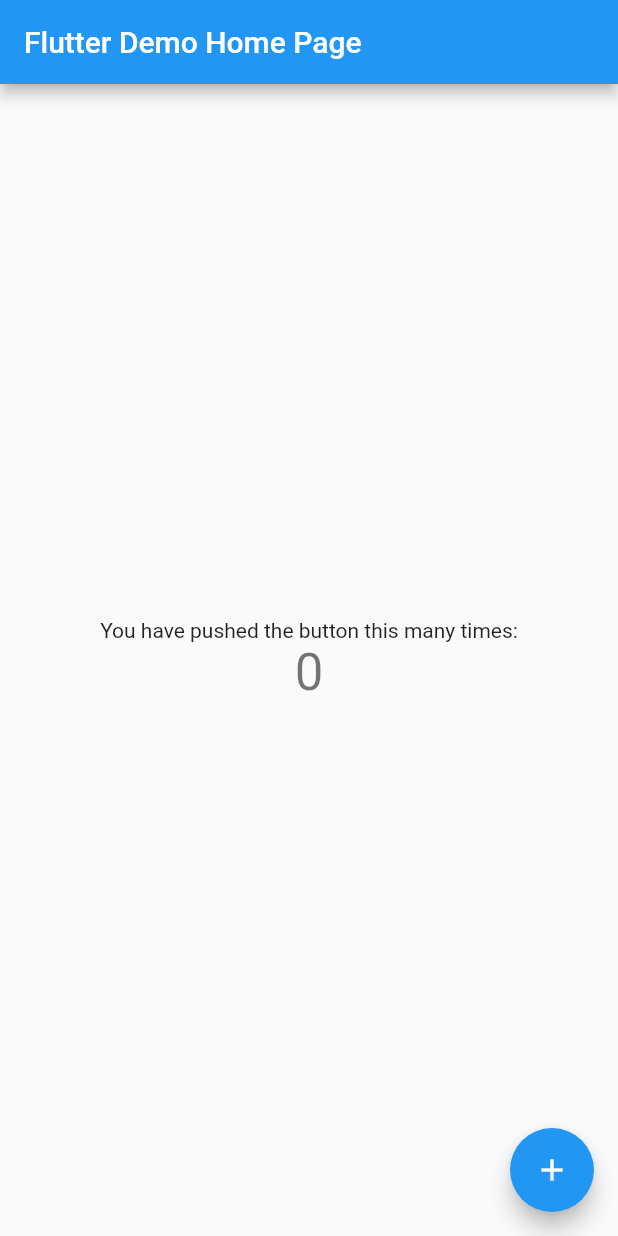
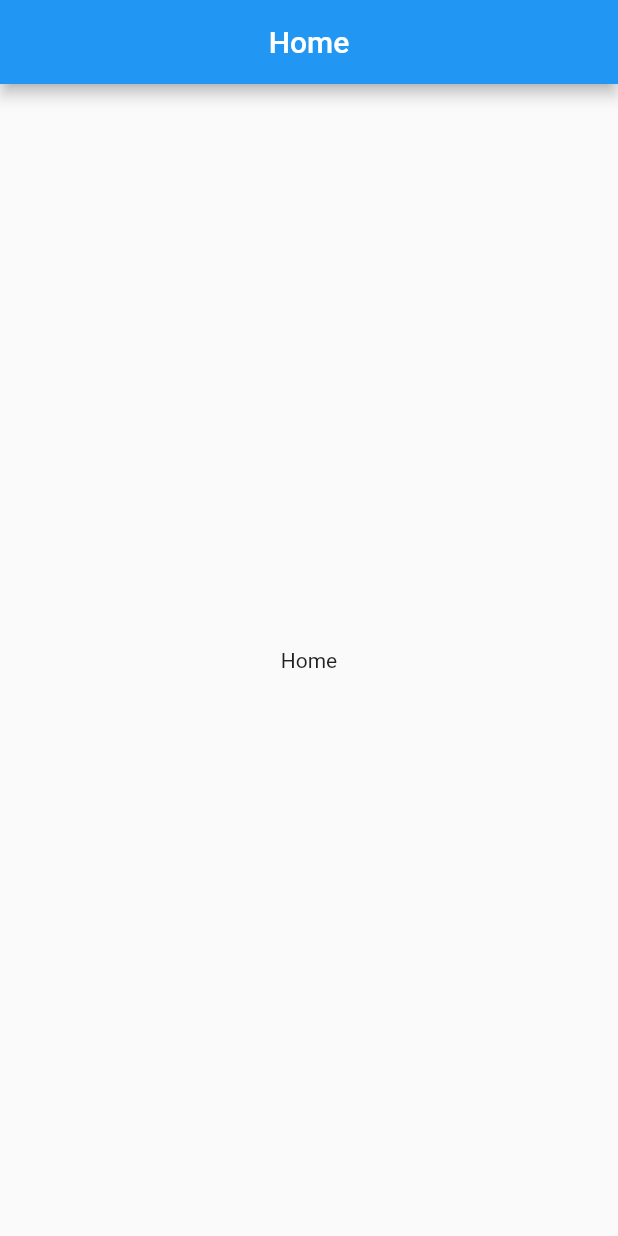
Before and after one commit to egsevandrosantos/flutter-uber-clone, a Flutter app: the screen it shows after launch, on a phone screen of 412 x 824 dp. Run offline on Flutter 3.47's test engine with Material 2 defaults, Android fonts, the phone set to English and light mode, and no system bars.

Commit message:
Remove unused code

```diff
--- a/lib/main.dart
+++ b/lib/main.dart
@@ -1,111 +1,4 @@
 import 'package:flutter/material.dart';
+import 'package:uber_clone/src/app.dart';
 
-void main() => runApp(MyApp());
-
-class MyApp extends StatelessWidget {
-  // This widget is the root of your application.
-  @override
-  Widget build(BuildContext context) {
-    return MaterialApp(
-      title: 'Flutter Demo',
-      theme: ThemeData(
-        // This is the theme of your application.
-        //
-        // Try running your application with "flutter run". You'll see the
-        // application has a blue toolbar. Then, without quitting the app, try
-        // changing the primarySwatch below to Colors.green and then invoke
-        // "hot reload" (press "r" in the console where you ran "flutter run",
-        // or simply save your changes to "hot reload" in a Flutter IDE).
-        // Notice that the counter didn't reset back to zero; the application
-        // is not restarted.
-        primarySwatch: Colors.blue,
-      ),
-      home: MyHomePage(title: 'Flutter Demo Home Page'),
-    );
-  }
-}
-
-class MyHomePage extends StatefulWidget {
-  MyHomePage({Key key, this.title}) : super(key: key);
-
-  // This widget is the home page of your application. It is stateful, meaning
-  // that it has a State object (defined below) that contains fields that affect
-  // how it looks.
-
-  // This class is the configuration for the state. It holds the values (in this
-  // case the title) provided by the parent (in this case the App widget) and
-  // used by the build method of the State. Fields in a Widget subclass are
-  // always marked "final".
-
-  final String title;
-
-  @override
-  _MyHomePageState createState() => _MyHomePageState();
-}
-
-class _MyHomePageState extends State<MyHomePage> {
-  int _counter = 0;
-
-  void _incrementCounter() {
-    setState(() {
-      // This call to setState tells the Flutter framework that something has
-      // changed in this State, which causes it to rerun the build method below
-      // so that the display can reflect the updated values. If we changed
-      // _counter without calling setState(), then the build method would not be
-      // called again, and so nothing would appear to happen.
-      _counter++;
-    });
-  }
-
-  @override
-  Widget build(BuildContext context) {
-    // This method is rerun every time setState is called, for instance as done
-    // by the _incrementCounter method above.
-    //
-    // The Flutter framework has been optimized to make rerunning build methods
-    // fast, so that you can just rebuild anything that needs updating rather
-    // than having to individually change instances of widgets.
-    return Scaffold(
-      appBar: AppBar(
-        // Here we take the value from the MyHomePage object that was created by
-        // the App.build method, and use it to set our appbar title.
-        title: Text(widget.title),
-      ),
-      body: Center(
-        // Center is a layout widget. It takes a single child and positions it
-        // in the middle of the parent.
-        child: Column(
-          // Column is also a layout widget. It takes a list of children and
-          // arranges them vertically. By default, it sizes itself to fit its
-          // children horizontally, and tries to be as tall as its parent.
-          //
-          // Invoke "debug painting" (press "p" in the console, choose the
-          // "Toggle Debug Paint" action from the Flutter Inspector in Android
-          // Studio, or the "Toggle Debug Paint" command in Visual Studio Code)
-          // to see the wireframe for each widget.
-          //
-          // Column has various properties to control how it sizes itself and
-          // how it positions its children. Here we use mainAxisAlignment to
-          // center the children vertically; the main axis here is the vertical
-          // axis because Columns are vertical (the cross axis would be
-          // horizontal).
-          mainAxisAlignment: MainAxisAlignment.center,
-          children: <Widget>[
-            Text(
-              'You have pushed the button this many times:',
-            ),
-            Text(
-              '$_counter',
-              style: Theme.of(context).textTheme.display1,
-            ),
-          ],
-        ),
-      ),
-      floatingActionButton: FloatingActionButton(
-        onPressed: _incrementCounter,
-        tooltip: 'Increment',
-        child: Icon(Icons.add),
-      ), // This trailing comma makes auto-formatting nicer for build methods.
-    );
-  }
-}
+void main() => runApp(App());
--- /dev/null
+++ b/lib/src/app.dart
@@ -0,0 +1,13 @@
+import 'package:flutter/material.dart';
+import 'package:uber_clone/src/ui/home.dart';
+
+class App extends StatelessWidget {
+  @override
+  Widget build(BuildContext context) {
+    return MaterialApp(
+      title: 'Uber Clone',
+      debugShowCheckedModeBanner: false,
+      home: Home()
+    );
+  }
+}
--- /dev/null
+++ b/lib/src/ui/home.dart
@@ -0,0 +1,20 @@
+import 'package:flutter/material.dart';
+
+class Home extends StatelessWidget {
+  @override
+  Widget build(BuildContext context) {
+    return Scaffold(
+      appBar: AppBar(
+        title: Text(
+          'Home'
+        ),
+        centerTitle: true,
+      ),
+      body: Center(
+        child: Text(
+          'Home'
+        ),
+      )
+    );
+  }
+}
```
Also changed, not shown: 1 other file.
